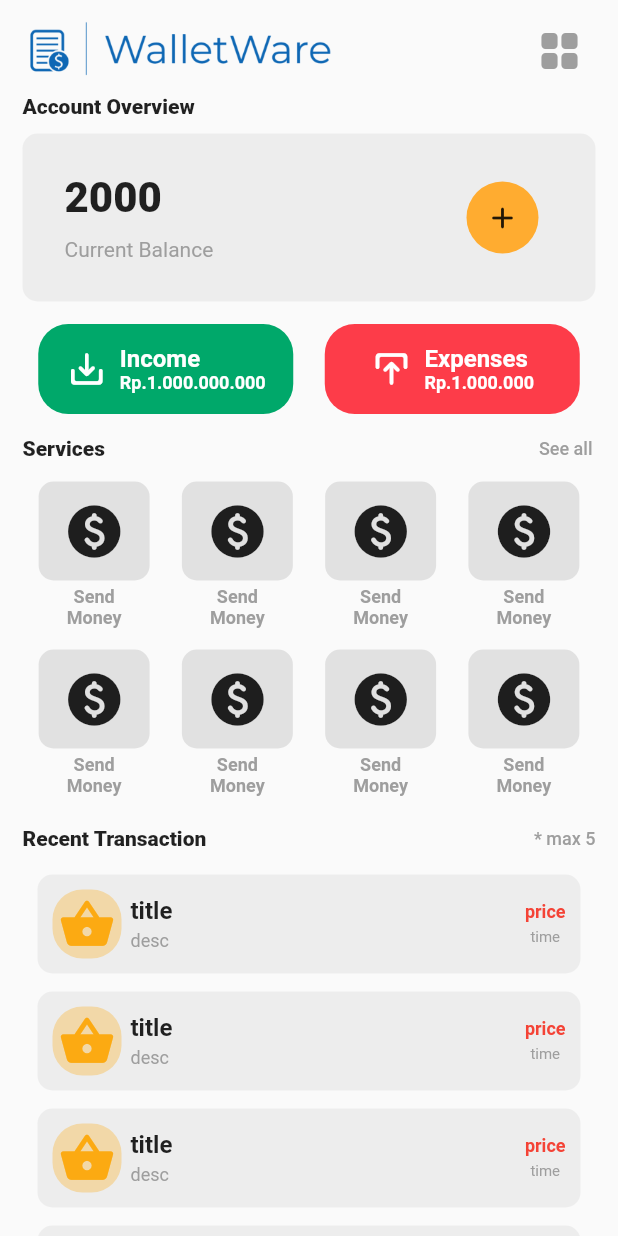
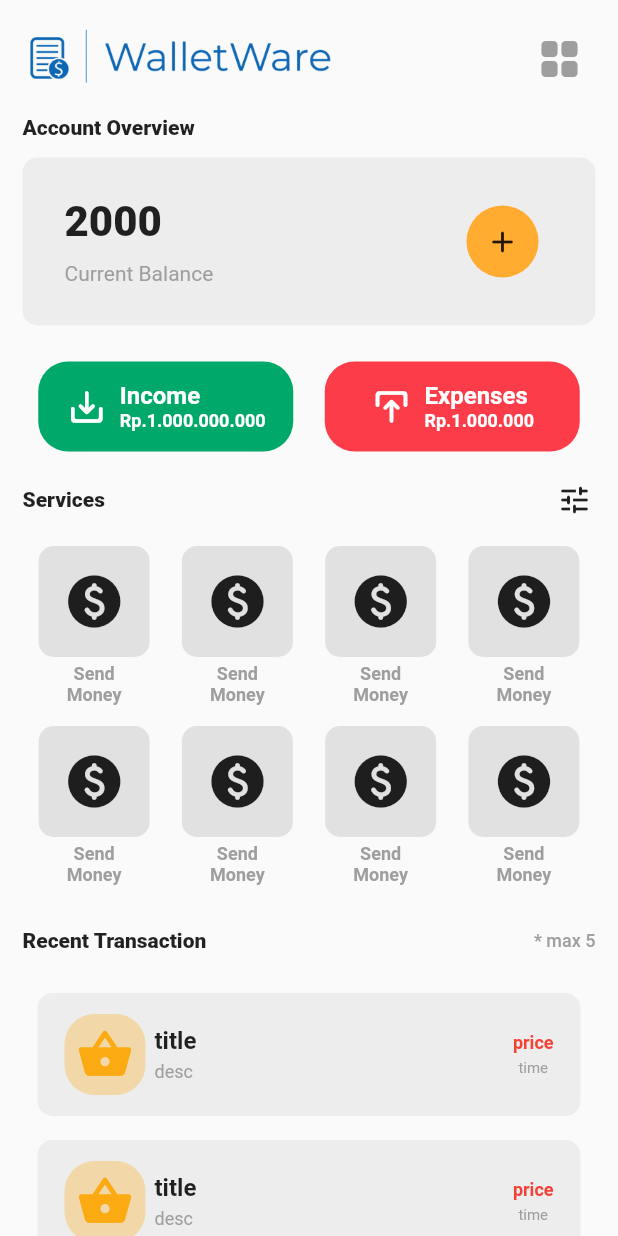
Before and after one commit to Andres-Holivin/MoneyManagement, a Flutter app: the screen it shows after launch, on a phone screen of 412 x 824 dp. Run offline on Flutter 3.47's test engine with Material 2 defaults, Android fonts, the phone set to English and light mode, and no system bars; our stand-ins replace auto_route.

Commit message:
update home

```diff
--- a/lib/pages/home_page.dart
+++ b/lib/pages/home_page.dart
@@ -57,7 +57,7 @@ class _HomePageState extends State<HomePage> {
                 Container(
                     padding:
                         const EdgeInsets.symmetric(horizontal: 15, vertical: 5),
-                    margin: const EdgeInsets.symmetric(vertical: 5),
+                    margin: const EdgeInsets.symmetric(vertical: 14),
                     alignment: Alignment.bottomLeft,
                     child: const Text(
                       "Services",
@@ -66,19 +66,15 @@ class _HomePageState extends State<HomePage> {
                     )),
                 InkWell(
                   onTap: () {},
-                  borderRadius: BorderRadius.circular(15),
+                  borderRadius: BorderRadius.circular(100),
                   child: Container(
                       padding: const EdgeInsets.symmetric(
                           horizontal: 2, vertical: 2),
                       margin: const EdgeInsets.symmetric(
                           vertical: 5, horizontal: 15),
                       alignment: Alignment.bottomLeft,
-                      child: const Text(
-                        "See all",
-                        style: TextStyle(
-                            fontSize: 12,
-                            fontWeight: FontWeight.w500,
-                            color: Colors.grey),
+                      child: const Icon(
+                        Icons.tune_rounded,
                       )),
                 ),
               ],
@@ -120,7 +116,7 @@ class _HomePageState extends State<HomePage> {
                 Container(
                     padding:
                         const EdgeInsets.symmetric(horizontal: 15, vertical: 5),
-                    margin: const EdgeInsets.symmetric(vertical: 5),
+                    margin: const EdgeInsets.symmetric(vertical: 14),
                     alignment: Alignment.bottomLeft,
                     child: const Text(
                       "Recent Transaction",
@@ -143,7 +139,7 @@ class _HomePageState extends State<HomePage> {
             ),
             Column(
               children: List.generate(
-                5,
+                3,
                 (index) => const TransactionItem(
                     title: "title",
                     desc: 'desc',
@@ -182,7 +178,7 @@ class ServiceItem extends StatelessWidget {
       child: Column(
         children: [
           Container(
-            padding: const EdgeInsets.symmetric(horizontal: 16, vertical: 12),
+            padding: const EdgeInsets.symmetric(horizontal: 16, vertical: 16),
             margin: const EdgeInsets.all(4),
             decoration: BoxDecoration(
                 color: const Color.fromARGB(50, 125, 125, 125),
@@ -224,15 +220,15 @@ class TransactionItem extends StatelessWidget {
   @override
   Widget build(BuildContext context) {
     return Container(
-      margin: const EdgeInsets.symmetric(horizontal: 25, vertical: 6),
-      padding: const EdgeInsets.all(10),
+      margin: const EdgeInsets.symmetric(horizontal: 25, vertical: 8),
+      padding: const EdgeInsets.symmetric(horizontal: 18, vertical: 14),
       decoration: BoxDecoration(
         borderRadius: BorderRadius.circular(10),
         color: ConstBackgroundLight.secondary,
       ),
       child: Row(children: [
         Container(
-          padding: const EdgeInsets.all(4),
+          padding: const EdgeInsets.all(8),
           decoration: BoxDecoration(
               borderRadius: BorderRadius.circular(20), color: bgIcon),
           child: icon,
@@ -356,7 +352,7 @@ class Header extends StatelessWidget {
   @override
   Widget build(BuildContext context) {
     return Container(
-      padding: const EdgeInsets.only(left: 15, right: 15, top: 10),
+      padding: const EdgeInsets.only(left: 15, right: 15, top: 15),
       child: Row(
         mainAxisAlignment: MainAxisAlignment.spaceBetween,
         children: [
@@ -396,11 +392,11 @@ class Balance extends StatelessWidget {
   @override
   Widget build(BuildContext context) {
     return Padding(
-      padding: const EdgeInsets.symmetric(horizontal: 15, vertical: 5),
+      padding: const EdgeInsets.symmetric(horizontal: 15, vertical: 14),
       child: Column(
         children: [
           Container(
-              margin: const EdgeInsets.only(bottom: 5),
+              margin: const EdgeInsets.only(bottom: 7),
               alignment: Alignment.bottomLeft,
               child: const Text(
                 "Account Overview",
```
